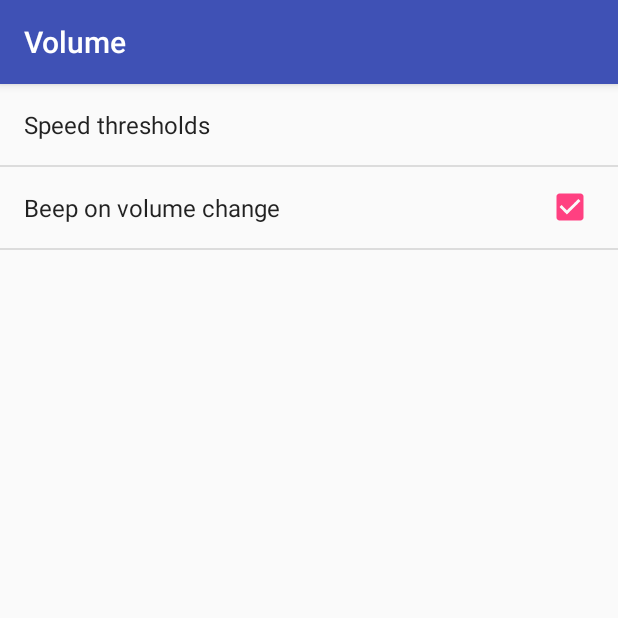
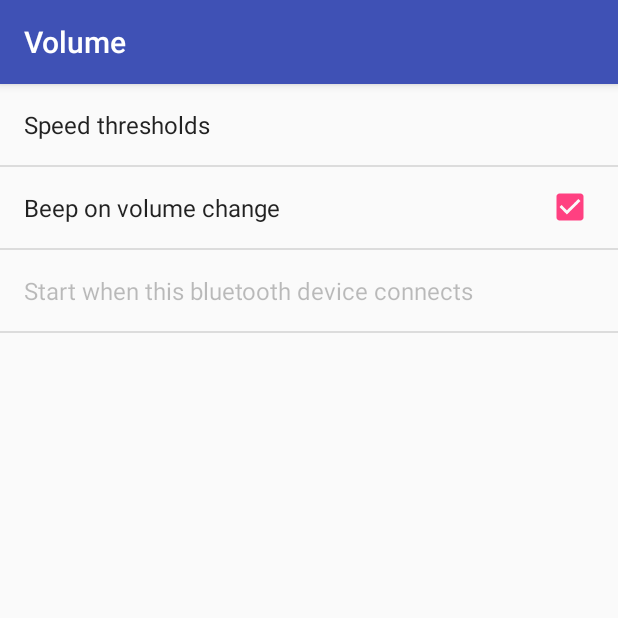
Before and after one commit to simmlemming/volume, an Android app: the fragment PrefsFragment shown on its own in the app's theme, on a phone screen of 412 x 824 dp, the top half of it. Run offline under Robolectric (Android 15) with nearby library versions, the phone set to English and light mode, and no system bars.

Commit message:
App starts managing volume when selected bluetooth device connects to phone.

```diff
--- a/app/src/main/java/org/volume/PrefsFragment.java
+++ b/app/src/main/java/org/volume/PrefsFragment.java
@@ -1,13 +1,20 @@
 package org.volume;
 
+import android.bluetooth.BluetoothAdapter;
+import android.bluetooth.BluetoothDevice;
 import android.content.SharedPreferences;
 import android.os.Bundle;
 import android.preference.EditTextPreference;
+import android.preference.ListPreference;
 import android.preference.Preference;
 import android.preference.PreferenceFragment;
 import android.view.LayoutInflater;
 import android.view.View;
 import android.view.ViewGroup;
+
+import java.util.ArrayList;
+import java.util.List;
+import java.util.Set;
 
 /**
  * Created by mtkachenko on 09/04/16.
@@ -25,20 +32,57 @@ public class PrefsFragment extends PreferenceFragment implements SharedPreferenc
         View view = super.onCreateView(inflater, container, savedInstanceState);
 
         getPreferenceManager().getSharedPreferences().registerOnSharedPreferenceChangeListener(this);
-        updateSummary();
+        initPreferences();
 
         return view;
     }
 
-    private void updateSummary() {
+    private void initPreferences() {
         String keySpeedThresholds = getString(R.string.pref_key_speed_thresholds);
+        String keyBtDevice = getString(R.string.pref_key_bt_device);
+
         for (int i = 0; i < getPreferenceScreen().getPreferenceCount(); i++) {
             Preference preference = getPreferenceScreen().getPreference(i);
             if (keySpeedThresholds.equals(preference.getKey())) {
                 String summary = ((EditTextPreference)preference).getText();
                 preference.setSummary(summary);
             }
+
+            if (keyBtDevice.equals(preference.getKey())) {
+                initBtDevicePreference((ListPreference)preference);
+            }
         }
+    }
+
+    private void initBtDevicePreference(ListPreference preference) {
+        List<String> entries = new ArrayList<>();
+        List<String> entryValues = new ArrayList<>();
+
+        BluetoothAdapter bluetooth = BluetoothAdapter.getDefaultAdapter();
+        Set<BluetoothDevice> devices = bluetooth.getBondedDevices();
+
+        if (devices.isEmpty()) {
+            preference.setEnabled(false);
+            return;
+        }
+
+        for (BluetoothDevice device : devices) {
+            entries.add(device.getName());
+            entryValues.add(device.getAddress());
+        }
+
+        entries.add("<none>");
+        entryValues.add("<none>");
+
+        String[] entriesArray = new String[entries.size()];
+        entries.toArray(entriesArray);
+        preference.setEntries(entriesArray);
+
+        String[] entryValuesArray = new String[entryValues.size()];
+        entryValues.toArray(entryValuesArray);
+        preference.setEntryValues(entryValuesArray);
+
+        preference.setSummary(preference.getEntry());
     }
 
     @Override
@@ -50,6 +94,6 @@ public class PrefsFragment extends PreferenceFragment implements SharedPreferenc
 
     @Override
     public void onSharedPreferenceChanged(SharedPreferences sharedPreferences, String key) {
-        updateSummary();
+        initPreferences();
     }
 }
--- a/app/src/main/res/values/strings.xml
+++ b/app/src/main/res/values/strings.xml
@@ -3,4 +3,5 @@
 
     <string name="pref_key_beep">beep</string>
     <string name="pref_key_speed_thresholds">speed_thresholds</string>
+    <string name="pref_key_bt_device">device</string>
 </resources>
--- a/app/src/main/res/xml/preferences.xml
+++ b/app/src/main/res/xml/preferences.xml
@@ -8,4 +8,8 @@
         android:key="@string/pref_key_beep"
         android:title="Beep on volume change" />
 
+    <ListPreference
+        android:key="@string/pref_key_bt_device"
+        android:title="Start when this bluetooth device connects" />
+
 </PreferenceScreen>
```
Also changed, not shown: app/src/main/AndroidManifest.xml (+8 -0 lines), app/src/main/java/org/volume/BluetoothConnectionReceiver.java (added, +40 -0 lines).
